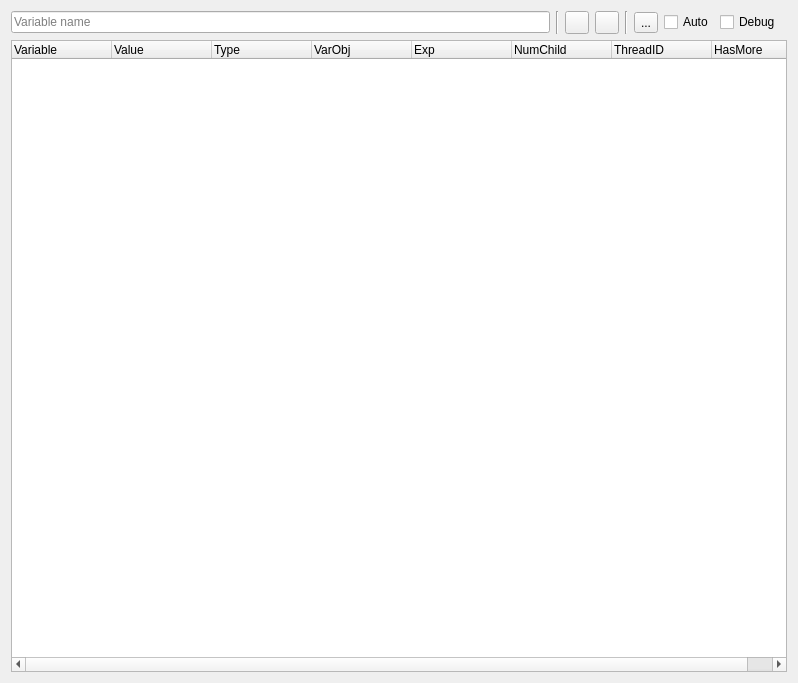
Old version of the form src/SeerVarVisualizerWidget.ui in the repository epasveer/seer.
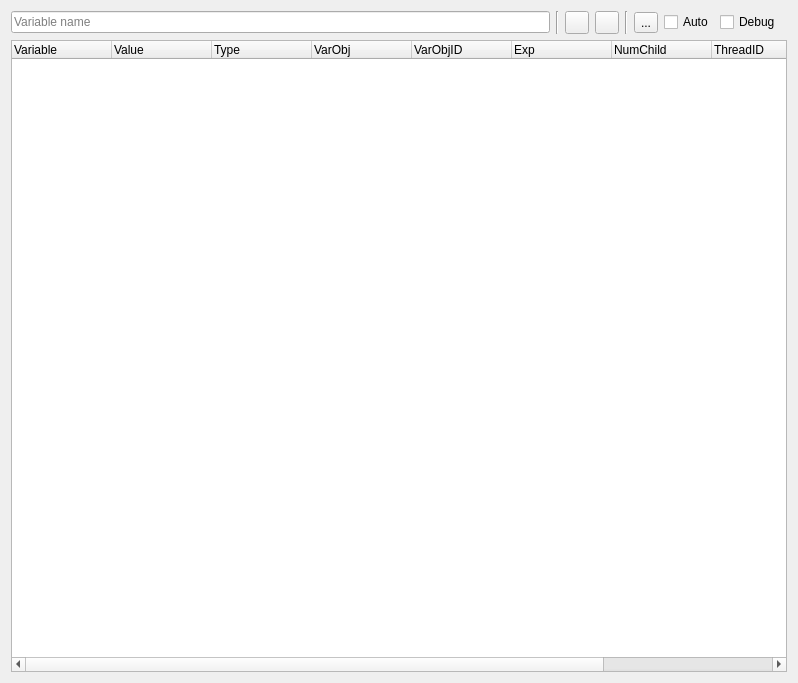
New version of the form. Icons and pictures are not drawn. Custom widgets are drawn as their Qt base class.

Commit message: VarObjs: add editable/noneditable support.

What changed in the file:
```diff
--- a/src/SeerVarVisualizerWidget.ui
+++ b/src/SeerVarVisualizerWidget.ui
@@ -78,6 +78,11 @@
        <string>VarObj</string>
       </property>
      </column>
+     <column>
+      <property name="text">
+       <string>VarObjID</string>
+      </property>
+     </column>
      <column>
       <property name="text">
        <string>Exp</string>
@@ -98,6 +103,11 @@
        <string>HasMore</string>
       </property>
      </column>
+     <column>
+      <property name="text">
+       <string>Editable</string>
+      </property>
+     </column>
     </widget>
    </item>
    <item row="0" column="1">
```
The commit also changes 6 other files.
